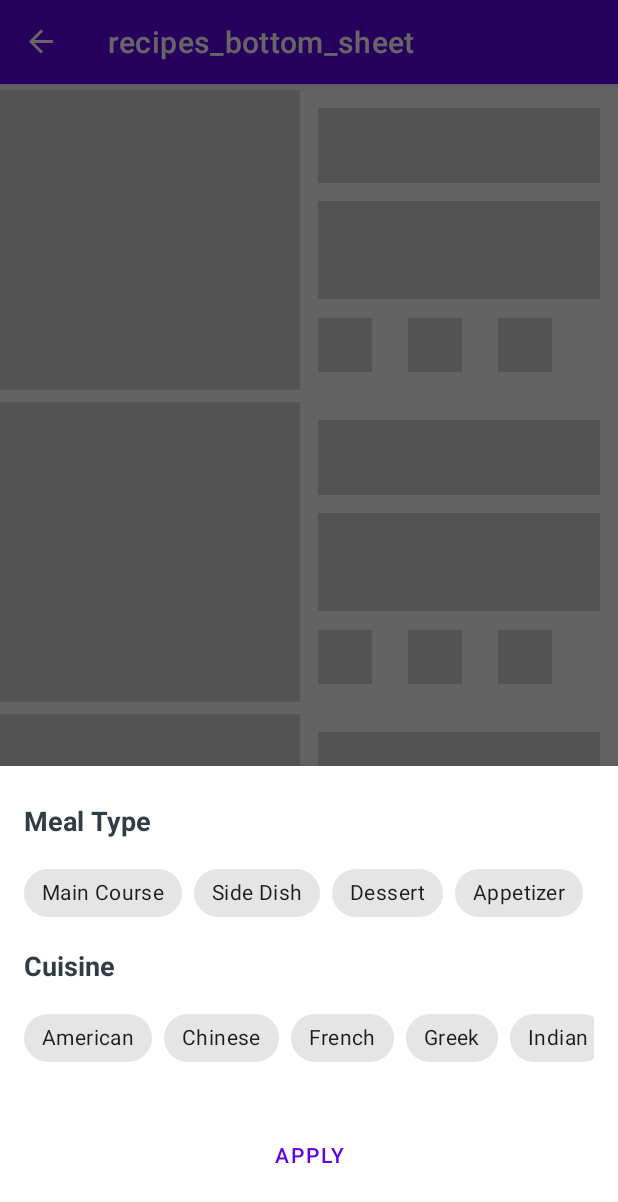
After one commit to jvb93/Foody, an Android app: the RecipesBottomSheet screen opened through its navigation route, on a phone screen of 412 x 824 dp. The commit adds this screen. Shown: the top 1202 px of the screen. Run offline under Robolectric (Android 15) with nearby library versions, the phone set to English and light mode, and no system bars; our stand-ins replace Dagger/Hilt's generated code, Shimmer, data binding, navigation-ui; Roboto replaces fonts that are not available here; 7 statements that could not run were skipped.

Commit message:
bottom dialog sheet

```diff
--- a/app/src/main/java/com/jvb93/foody/MyApplication.kt
+++ b/app/src/main/java/com/jvb93/foody/MyApplication.kt
@@ -4,5 +4,4 @@ import android.app.Application
 import dagger.hilt.android.HiltAndroidApp
 
 @HiltAndroidApp
-class MyApplication : Application() {
-}
+class MyApplication : Application()
--- /dev/null
+++ b/app/src/main/java/com/jvb93/foody/bindingadapters/RecipesBinding.kt
@@ -0,0 +1,53 @@
+package com.jvb93.foody.bindingadapters
+
+import android.view.View
+import android.widget.ImageView
+import android.widget.TextView
+import androidx.databinding.BindingAdapter
+import com.jvb93.foody.data.database.RecipesEntity
+import com.jvb93.foody.models.FoodRecipe
+import com.jvb93.foody.util.NetworkResult
+
+class RecipesBinding {
+
+    companion object {
+
+        @BindingAdapter("readApiResponse", "readDatabase", requireAll = true)
+        @JvmStatic
+        fun errorViewVisibility(
+            view: View,
+            apiResponse: NetworkResult<FoodRecipe>?,
+            database: List<RecipesEntity>?
+        ) {
+
+            if(view is ImageView)
+            {
+                if (apiResponse is NetworkResult.Error && database.isNullOrEmpty()) {
+                    view.visibility = View.VISIBLE
+                } else if (apiResponse is NetworkResult.Loading) {
+                    view.visibility = View.INVISIBLE
+                } else if (apiResponse is NetworkResult.Success) {
+                    view.visibility = View.INVISIBLE
+
+                }
+            }
+
+            else if(view is TextView)
+            {
+                if (apiResponse is NetworkResult.Error && database.isNullOrEmpty()) {
+                    view.visibility = View.VISIBLE
+                    view.text = apiResponse.message.toString()
+                } else if (apiResponse is NetworkResult.Loading) {
+                    view.visibility = View.INVISIBLE
+                    view.text = ""
+                } else if (apiResponse is NetworkResult.Success) {
+                    view.visibility = View.INVISIBLE
+                    view.text = ""
+                }
+            }
+
+
+        }
+    }
+
+}
--- a/app/src/main/java/com/jvb93/foody/bindingadapters/RecipesRowBinding.kt
+++ b/app/src/main/java/com/jvb93/foody/bindingadapters/RecipesRowBinding.kt
@@ -38,6 +38,7 @@ class RecipesRowBinding {
         fun loadImageFromUrl(imageView: ImageView, imageUrl: String){
             imageView.load(imageUrl) {
                 crossfade(600)
+                error(R.drawable.error_placeholder)
             }
         }
     }
--- a/app/src/main/java/com/jvb93/foody/di/NetworkModule.kt
+++ b/app/src/main/java/com/jvb93/foody/di/NetworkModule.kt
@@ -22,7 +22,7 @@ object NetworkModule {
         return OkHttpClient.Builder()
             .readTimeout(15, TimeUnit.SECONDS)
             .connectTimeout(15, TimeUnit.SECONDS)
-            .build();
+            .build()
     }
 
     @Singleton
--- a/app/src/main/java/com/jvb93/foody/ui/fragments/recipes/RecipesFragment.kt
+++ b/app/src/main/java/com/jvb93/foody/ui/fragments/recipes/RecipesFragment.kt
@@ -8,7 +8,9 @@ import android.view.ViewGroup
 import android.widget.Toast
 import androidx.lifecycle.ViewModelProvider
 import androidx.lifecycle.lifecycleScope
+import androidx.navigation.fragment.findNavController
 import androidx.recyclerview.widget.LinearLayoutManager
+import com.jvb93.foody.R
 import com.jvb93.foody.viewmodels.MainViewModel
 import com.jvb93.foody.adapters.RecipesAdapter
 import com.jvb93.foody.databinding.FragmentRecipesBinding
@@ -45,7 +47,7 @@ class RecipesFragment : Fragment() {
     override fun onCreateView(
         inflater: LayoutInflater, container: ViewGroup?,
         savedInstanceState: Bundle?
-    ): View? {
+    ): View {
         // Inflate the layout for this fragment
         _binding = FragmentRecipesBinding.inflate(inflater, container, false)
         binding.lifecycleOwner = this
@@ -54,7 +56,12 @@ class RecipesFragment : Fragment() {
 
         setupRecyclerView()
         readDatabase()
-        return binding.root;
+
+        binding.recipesFab.setOnClickListener {
+            findNavController().navigate(R.id.action_recipesFragment_to_recipesBottomSheet)
+        }
+
+        return binding.root
     }
     private fun setupRecyclerView(){
         binding.recyclerview.adapter = mAdapter
--- /dev/null
+++ b/app/src/main/java/com/jvb93/foody/ui/fragments/recipes/bottomsheet/RecipesBottomSheet.kt
@@ -0,0 +1,19 @@
+package com.jvb93.foody.ui.fragments.recipes.bottomsheet
+
+import android.os.Bundle
+import android.view.LayoutInflater
+import android.view.View
+import android.view.ViewGroup
+import com.google.android.material.bottomsheet.BottomSheetDialogFragment
+import com.jvb93.foody.R
+
+class RecipesBottomSheet : BottomSheetDialogFragment() {
+
+    override fun onCreateView(
+        inflater: LayoutInflater, container: ViewGroup?,
+        savedInstanceState: Bundle?
+    ): View? {
+        // Inflate the layout for this fragment
+        return inflater.inflate(R.layout.recipes_bottom_sheet, container, false)
+    }
+}
--- /dev/null
+++ b/app/src/main/res/drawable/error_placeholder.xml
@@ -0,0 +1,5 @@
+<vector android:height="24dp" android:tint="#000000"
+    android:viewportHeight="24" android:viewportWidth="24"
+    android:width="24dp" xmlns:android="http://schemas.android.com/apk/res/android">
+    <path android:fillColor="@android:color/white" android:pathData="M11.35,8.52L11,5h5V1h2v4h5l-1.38,13.79L11.35,8.52zM1,21v1c0,0.55 0.45,1 1,1h13c0.55,0 1,-0.45 1,-1v-1H1zM21.9,21.9L2.1,2.1L0.69,3.51l5.7,5.7C3.28,9.87 1,11.99 1,15h11.17l2,2H1v2h15v-0.17l4.49,4.49L21.9,21.9z"/>
+</vector>
--- a/app/src/main/res/layout/fragment_recipes.xml
+++ b/app/src/main/res/layout/fragment_recipes.xml
@@ -70,6 +70,8 @@
             android:alpha="0.5"
             android:src="@drawable/no_internet"
             android:visibility="invisible"
+            readApiResponse="@{mainViewModel.recipesResponse}"
+            readDatabase="@{mainViewModel.readRecipes}"
             app:layout_constraintBottom_toBottomOf="parent"
             app:layout_constraintEnd_toEndOf="parent"
             app:layout_constraintStart_toStartOf="parent"
@@ -85,6 +87,8 @@
             android:textSize="18sp"
             android:textStyle="bold"
             android:visibility="invisible"
+            readApiResponse="@{mainViewModel.recipesResponse}"
+            readDatabase="@{mainViewModel.readRecipes}"
             app:layout_constraintEnd_toEndOf="@+id/error_imageView"
             app:layout_constraintStart_toStartOf="@+id/error_imageView"
             app:layout_constraintTop_toBottomOf="@+id/error_imageView" />
--- /dev/null
+++ b/app/src/main/res/layout/recipes_bottom_sheet.xml
@@ -0,0 +1,225 @@
+<?xml version="1.0" encoding="utf-8"?>
+<androidx.constraintlayout.widget.ConstraintLayout xmlns:android="http://schemas.android.com/apk/res/android"
+    xmlns:app="http://schemas.android.com/apk/res-auto"
+    xmlns:tools="http://schemas.android.com/tools"
+    android:layout_width="match_parent"
+    android:layout_height="wrap_content"
+    android:background="@color/white"
+    tools:context=".ui.fragments.recipes.bottomsheet.RecipesBottomSheet">
+
+
+    <TextView
+        android:id="@+id/mealType_txt"
+        android:layout_width="wrap_content"
+        android:layout_height="wrap_content"
+        android:layout_marginStart="16dp"
+        android:layout_marginTop="24dp"
+        android:text="@string/meal_type"
+        android:textColor="@color/dark"
+        android:textSize="18sp"
+        android:textStyle="bold"
+        app:layout_constraintStart_toStartOf="parent"
+        app:layout_constraintTop_toTopOf="parent" />
+
+    <HorizontalScrollView
+        android:id="@+id/mealType_scrollView"
+        android:layout_width="match_parent"
+        android:layout_height="wrap_content"
+        android:layout_marginStart="16dp"
+        android:layout_marginTop="12dp"
+        android:layout_marginEnd="16dp"
+        android:scrollbars="none"
+        android:visibility="visible"
+        app:layout_constraintEnd_toEndOf="parent"
+        app:layout_constraintStart_toStartOf="parent"
+        app:layout_constraintTop_toBottomOf="@+id/mealType_txt">
+
+        <LinearLayout
+            android:layout_width="wrap_content"
+            android:layout_height="match_parent"
+            android:orientation="horizontal">
+
+            <com.google.android.material.chip.ChipGroup
+                android:id="@+id/mealType_chipGroup"
+                android:layout_width="match_parent"
+                android:layout_height="match_parent"
+                app:checkedChip="@id/main_course_chip"
+                app:selectionRequired="true"
+                app:singleLine="true"
+                app:singleSelection="true">
+
+                <com.google.android.material.chip.Chip
+                    android:id="@+id/main_course_chip"
+                    android:layout_width="wrap_content"
+                    android:layout_height="wrap_content"
+                    android:text="@string/main_course" />
+
+                <com.google.android.material.chip.Chip
+                    android:id="@+id/side_dish_chip"
+                    android:layout_width="wrap_content"
+                    android:layout_height="wrap_content"
+                    android:text="@string/side_dish" />
+
+                <com.google.android.material.chip.Chip
+                    android:id="@+id/dessert_chip"
+                    android:layout_width="wrap_content"
+                    android:layout_height="wrap_content"
+                    android:text="@string/dessert" />
+
+                <com.google.android.material.chip.Chip
+                    android:id="@+id/appetizer_chip"
+                    android:layout_width="wrap_content"
+                    android:layout_height="wrap_content"
+                    android:text="@string/appetizer" />
+
+                <com.google.android.material.chip.Chip
+                    android:id="@+id/salad_chip"
+                    android:layout_width="wrap_content"
+                    android:layout_height="wrap_content"
+                    android:text="@string/salad" />
+
+                <com.google.android.material.chip.Chip
+                    android:id="@+id/soup_chip"
+                    android:layout_width="wrap_content"
+                    android:layout_height="wrap_content"
+                    android:text="@string/soup" />
+
+                <com.google.android.material.chip.Chip
+                    android:id="@+id/sauce_chip"
+                    android:layout_width="wrap_content"
+                    android:layout_height="wrap_content"
+                    android:text="@string/sauce" />
+
+                <com.google.android.material.chip.Chip
+                    android:id="@+id/snack_chip"
+                    android:layout_width="wrap_content"
+                    android:layout_height="wrap_content"
+                    android:text="@string/snack" />
+
+
+            </com.google.android.material.chip.ChipGroup>
+        </LinearLayout>
+    </HorizontalScrollView>
+
+    <TextView
+        android:id="@+id/cuisine_txt"
+        android:layout_width="wrap_content"
+        android:layout_height="wrap_content"
+        android:layout_marginStart="16dp"
+        android:layout_marginTop="12dp"
+        android:text="@string/cuisine"
+        android:textColor="@color/dark"
+        android:textSize="18sp"
+        android:textStyle="bold"
+        app:layout_constraintStart_toStartOf="parent"
+        app:layout_constraintTop_toBottomOf="@+id/mealType_scrollView" />
+
+    <HorizontalScrollView
+        android:id="@+id/cuisine_scrollView"
+        android:layout_width="match_parent"
+        android:layout_height="wrap_content"
+        android:layout_marginStart="16dp"
+        android:layout_marginTop="12dp"
+        android:layout_marginEnd="16dp"
+        android:scrollbars="none"
+        app:layout_constraintEnd_toEndOf="parent"
+        app:layout_constraintStart_toStartOf="parent"
+        app:layout_constraintTop_toBottomOf="@+id/cuisine_txt">
+
+        <LinearLayout
+            android:layout_width="wrap_content"
+            android:layout_height="match_parent"
+            android:orientation="horizontal"
+            android:visibility="visible">
+
+            <com.google.android.material.chip.ChipGroup
+                android:id="@+id/cuisine_chipGroup"
+                android:layout_width="match_parent"
+                android:layout_height="match_parent"
+                app:checkedChip="@id/american_chip"
+                app:selectionRequired="true"
+                app:singleLine="true"
+                app:singleSelection="true">
+
+                <com.google.android.material.chip.Chip
+                    android:id="@+id/american_chip"
+                    android:layout_width="wrap_content"
+                    android:layout_height="wrap_content"
+                    android:text="@string/american" />
+
+                <com.google.android.material.chip.Chip
+                    android:id="@+id/chinese_chip"
+                    android:layout_width="wrap_content"
+                    android:layout_height="wrap_content"
+                    android:text="@string/chinese" />
+
+                <com.google.android.material.chip.Chip
+                    android:id="@+id/french_chip"
+                    android:layout_width="wrap_content"
+                    android:layout_height="wrap_content"
+                    android:text="@string/french" />
+
+                <com.google.android.material.chip.Chip
+                    android:id="@+id/greek_chip"
+                    android:layout_width="wrap_content"
+                    android:layout_height="wrap_content"
+                    android:text="@string/greek" />
+
+                <com.google.android.material.chip.Chip
+                    android:id="@+id/Indian_chip"
+                    android:layout_width="wrap_content"
+                    android:layout_height="wrap_content"
+                    android:text="@string/indian" />
+
+                <com.google.android.material.chip.Chip
+                    android:id="@+id/italian_chip"
+                    android:layout_width="wrap_content"
+                    android:layout_height="wrap_content"
+                    android:text="@string/italian" />
+
+                <com.google.android.material.chip.Chip
+                    android:id="@+id/japanese_chip"
+                    android:layout_width="wrap_content"
+                    android:layout_height="wrap_content"
+                    android:text="@string/japanese" />
+
+                <com.google.android.material.chip.Chip
+                    android:id="@+id/mediterranean_chip"
+                    android:layout_width="wrap_content"
+                    android:layout_height="wrap_content"
+                    android:text="@string/mediterranean" />
+
+                <com.google.android.material.chip.Chip
+                    android:id="@+id/mexican_chip"
+                    android:layout_width="wrap_content"
+                    android:layout_height="wrap_content"
+                    android:text="@string/mexican" />
+
+                <com.google.android.material.chip.Chip
+                    android:id="@+id/thai_chip"
+                    android:layout_width="wrap_content"
+                    android:layout_height="wrap_content"
+                    android:text="@string/thai" />
+
+
+            </com.google.android.material.chip.ChipGroup>
+        </LinearLayout>
+    </HorizontalScrollView>
+
+    <Button
+        android:id="@+id/applyButton"
+        android:layout_width="match_parent"
+        android:layout_height="60dp"
+        android:layout_marginStart="24dp"
+        android:layout_marginTop="24dp"
+        android:layout_marginEnd="24dp"
+        android:layout_marginBottom="24dp"
+        android:text="@string/apply"
+        android:textAllCaps="true"
+        app:layout_constraintBottom_toBottomOf="parent"
+        app:layout_constraintEnd_toEndOf="parent"
+        app:layout_constraintStart_toStartOf="parent"
+        app:layout_constraintTop_toBottomOf="@+id/cuisine_scrollView" />
+
+
+</androidx.constraintlayout.widget.ConstraintLayout>
--- a/app/src/main/res/navigation/mobile_navigation.xml
+++ b/app/src/main/res/navigation/mobile_navigation.xml
@@ -8,7 +8,11 @@
         android:id="@+id/recipesFragment"
         android:name="com.jvb93.foody.ui.fragments.recipes.RecipesFragment"
         android:label="Recipes"
-        tools:layout="@layout/fragment_recipes" />
+        tools:layout="@layout/fragment_recipes" >
+        <action
+            android:id="@+id/action_recipesFragment_to_recipesBottomSheet"
+            app:destination="@id/recipesBottomSheet" />
+    </fragment>
     <fragment
         android:id="@+id/favoriteRecipesFragment"
         android:name="com.jvb93.foody.ui.fragments.favorites.FavoriteRecipesFragment"
@@ -19,4 +23,13 @@
         android:name="com.jvb93.foody.ui.fragments.foodjoke.FoodJokeFragment"
         android:label="Joke"
         tools:layout="@layout/fragment_food_joke" />
+    <dialog
+        android:id="@+id/recipesBottomSheet"
+        android:name="com.jvb93.foody.ui.fragments.recipes.bottomsheet.RecipesBottomSheet"
+        android:label="recipes_bottom_sheet"
+        tools:layout="@layout/recipes_bottom_sheet" >
+        <action
+            android:id="@+id/action_recipesBottomSheet_to_recipesFragment"
+            app:destination="@id/recipesFragment" />
+    </dialog>
 </navigation>
--- a/app/src/main/res/values/strings.xml
+++ b/app/src/main/res/values/strings.xml
@@ -5,4 +5,25 @@
     <string name="title_notifications">Notifications</string>
     <!-- TODO: Remove or change this placeholder text -->
     <string name="hello_blank_fragment">Hello blank fragment</string>
+    <string name="meal_type">Meal Type</string>
+    <string name="main_course">Main Course</string>
+    <string name="side_dish">Side Dish</string>
+    <string name="dessert">Dessert</string>
+    <string name="appetizer">Appetizer</string>
+    <string name="salad">Salad</string>
+    <string name="soup">Soup</string>
+    <string name="sauce">Sauce</string>
+    <string name="snack">Snack</string>
+    <string name="japanese">Japanese</string>
+    <string name="mediterranean">Mediterranean</string>
+    <string name="mexican">Mexican</string>
+    <string name="thai">Thai</string>
+    <string name="italian">Italian</string>
+    <string name="indian">Indian</string>
+    <string name="chinese">Chinese</string>
+    <string name="french">French</string>
+    <string name="greek">Greek</string>
+    <string name="american">American</string>
+    <string name="cuisine">Cuisine</string>
+    <string name="apply">Apply</string>
 </resources>
```
